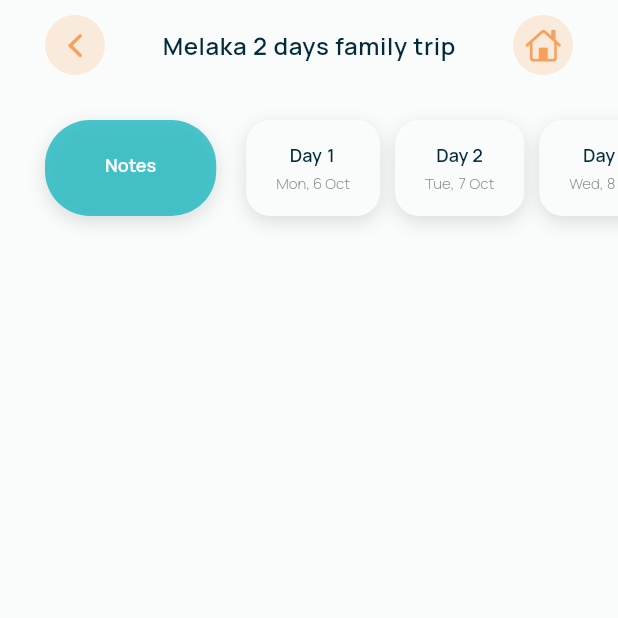
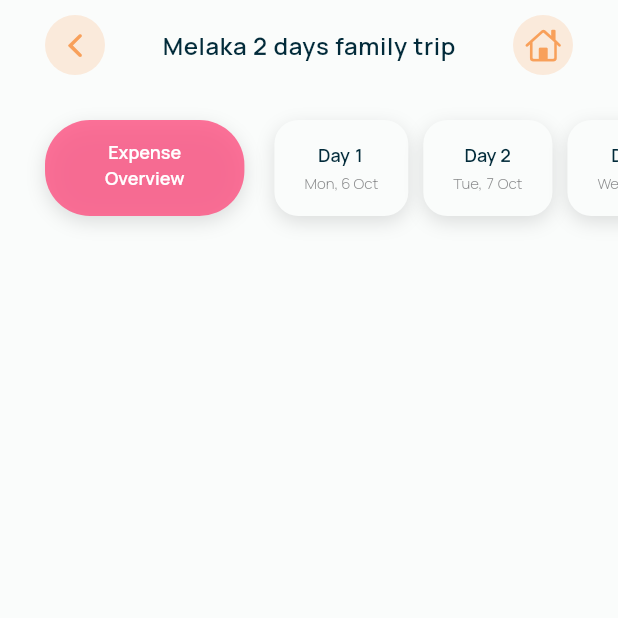
Before and after one commit to Winnee0305/tripora, a Flutter app: the ExpensePage screen opened directly, on a phone screen of 412 x 824 dp, the top half of it. Run offline on Flutter 3.47's test engine with Material 3 defaults, Android fonts, the phone set to English and light mode, and no system bars; our stand-ins replace lucide_icons, table_calendar.

Commit message:
Generalise day selection bar

```diff
--- a/lib/core/reusable_widgets/app_special_tab_n_day_selection_bar/app_special_tab_n_day_selection_bar.dart
+++ b/lib/core/reusable_widgets/app_special_tab_n_day_selection_bar/app_special_tab_n_day_selection_bar.dart
@@ -11,7 +11,7 @@ class AppSpecialTabNDaySelectionBar extends StatelessWidget {
     super.key,
     required this.listKey,
     required this.firstTabLabel,
-    required this.firstTabBuilder,
+    required this.color,
   });
 
   final GlobalKey<MultiDayItineraryListState> listKey;
@@ -20,7 +20,8 @@ class AppSpecialTabNDaySelectionBar extends StatelessWidget {
   final String firstTabLabel;
 
   /// Builder for the first tab widget
-  final Widget Function(bool isSelected) firstTabBuilder;
+
+  final Color color;
 
   @override
   Widget build(BuildContext context) {
@@ -64,9 +65,9 @@ class AppSpecialTabNDaySelectionBar extends StatelessWidget {
                   },
                   child: isSpecialTab
                       ? SpecialTabCard(
-                          text: "Notes",
+                          text: firstTabLabel,
                           isSelected: isSelected,
-                          color: AppColors.design2,
+                          color: color,
                         )
                       : DayTabCard(
                           day: dayNumber,
--- a/lib/core/reusable_widgets/app_special_tab_n_day_selection_bar/special_tab_card.dart
+++ b/lib/core/reusable_widgets/app_special_tab_n_day_selection_bar/special_tab_card.dart
@@ -20,7 +20,7 @@ class SpecialTabCard extends StatelessWidget {
     final theme = Theme.of(context);
     return AnimatedContainer(
       duration: const Duration(milliseconds: 200),
-      padding: const EdgeInsets.symmetric(horizontal: 40, vertical: 20),
+      padding: const EdgeInsets.symmetric(horizontal: 40, vertical: 10),
       decoration: AppWidgetStyles.cardDecoration(context).copyWith(
         borderRadius: const BorderRadius.all(Radius.circular(30)),
         color: isSelected ? color : theme.colorScheme.surface,
@@ -38,6 +38,7 @@ class SpecialTabCard extends StatelessWidget {
                   : theme.colorScheme.secondary,
               fontWeight: ManropeFontWeight.semiBold,
             ),
+            textAlign: TextAlign.center,
           ),
           const SizedBox(height: 4),
         ],
--- a/lib/features/expense/views/expense_page.dart
+++ b/lib/features/expense/views/expense_page.dart
@@ -76,12 +76,8 @@ class ExpensePage extends StatelessWidget {
                             height: 64,
                             child: AppSpecialTabNDaySelectionBar(
                               listKey: _listKey,
-                              firstTabLabel: 'Overview',
-                              firstTabBuilder: (isSelected) => SpecialTabCard(
-                                text: "Overview",
-                                isSelected: isSelected,
-                                color: AppColors.design3,
-                              ),
+                              firstTabLabel: 'Expense\nOverview',
+                              color: AppColors.design3,
                             ),
                           ),
                         ),
```
Also changed, not shown: lib/features/notes_itinerary/views/notes_itinerary_page.dart (+2 -6 lines).
